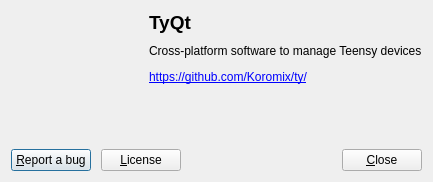
This is src/tyqt/about_dialog.ui in Koromix/tytools as Qt 5 draws it before an edit. The edited form follows.
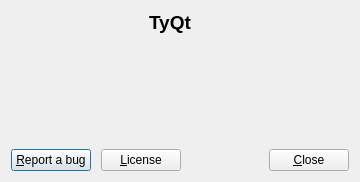
This is the edited form. Icons and pictures are not drawn.

Diff of the .ui file:
```diff
--- a/src/tyqt/about_dialog.ui
+++ b/src/tyqt/about_dialog.ui
@@ -91,7 +91,7 @@
        <item>
         <widget class="QLabel" name="descriptionText">
          <property name="text">
-          <string>&lt;html&gt;&lt;head/&gt;&lt;body&gt;&lt;p&gt;Cross-platform software to manage Teensy devices&lt;/p&gt;&lt;p&gt;&lt;a href=&quot;https://github.com/Koromix/ty/&quot;&gt;&lt;span style=&quot; text-decoration: underline; color:#0000ff;&quot;&gt;https://github.com/Koromix/ty/&lt;/span&gt;&lt;/a&gt;&lt;/p&gt;&lt;/body&gt;&lt;/html&gt;</string>
+          <string/>
          </property>
          <property name="alignment">
           <set>Qt::AlignLeading|Qt::AlignLeft|Qt::AlignTop</set>
```
Left out of the diff: 2 changed lines with no effect on the pictures.
